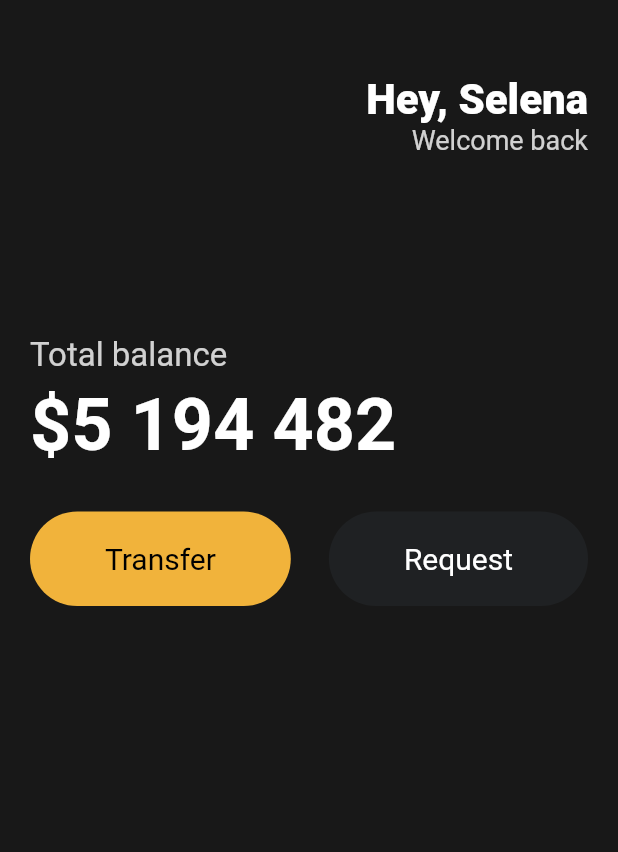
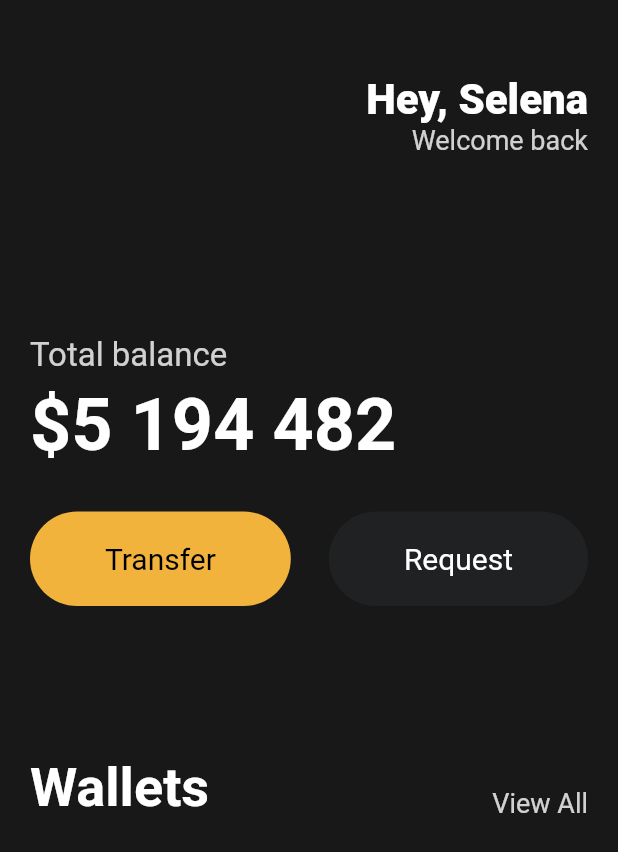
Before and after one commit to ryugibo/nomadcoders-flutter-for-beginners, a Flutter app: the screen it shows after launch, on a phone screen of 412 x 824 dp. Shown: the top 852 px of the screen. Run offline on Flutter 3.47's test engine with Material 2 defaults, Android fonts, the phone set to English and light mode, and no system bars.

Commit message:
:memo: #3.6 Cards - 1
- Wallets, View all

```diff
--- a/toonflix/lib/main.dart
+++ b/toonflix/lib/main.dart
@@ -83,6 +83,30 @@ class App extends StatelessWidget {
                       textColor: Colors.white),
                 ],
               ),
+              const SizedBox(
+                height: 100,
+              ),
+              Row(
+                mainAxisAlignment: MainAxisAlignment.spaceBetween,
+                crossAxisAlignment: CrossAxisAlignment.end,
+                children: [
+                  const Text(
+                    'Wallets',
+                    style: TextStyle(
+                      color: Colors.white,
+                      fontSize: 36,
+                      fontWeight: FontWeight.w600,
+                    ),
+                  ),
+                  Text(
+                    'View All',
+                    style: TextStyle(
+                      color: Colors.white.withOpacity(0.8),
+                      fontSize: 18,
+                    ),
+                  ),
+                ],
+              ),
             ],
           ),
         ),
```
